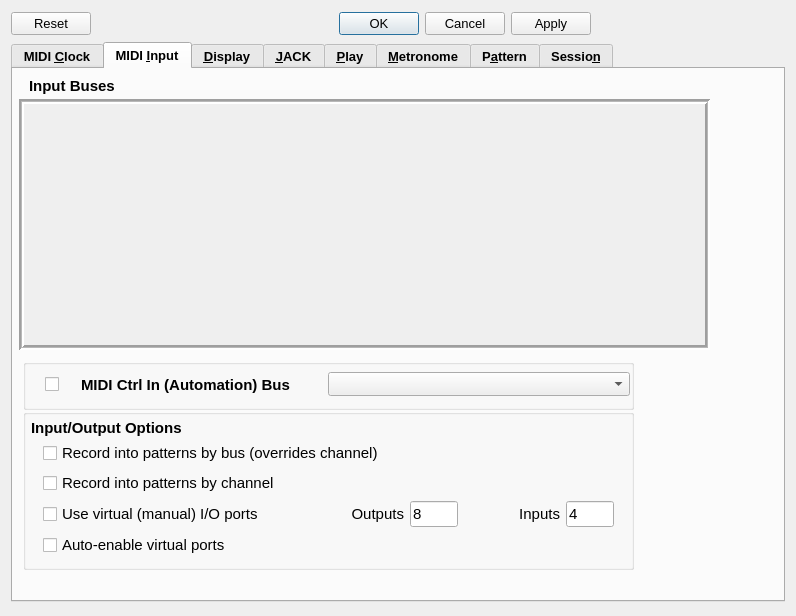
ahlstromcj/seq66, file seq_qt5/src/gui/qseditoptions.ui: the form before one commit.
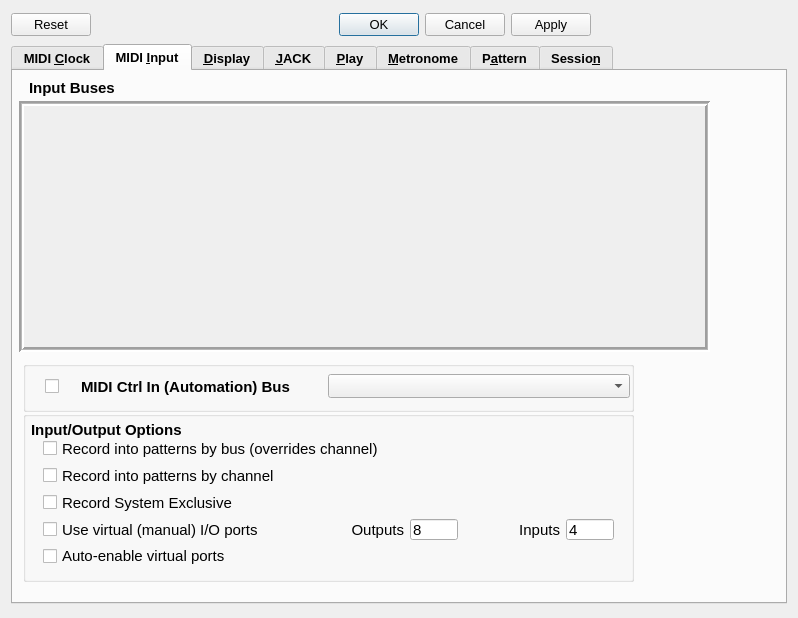
The form after the commit. The open tabs and pages were chosen to show the change.

Commit message: Fixups and documentation of ALSA virtual ports.

The edit to the form file:
```diff
--- a/seq_qt5/src/gui/qseditoptions.ui
+++ b/seq_qt5/src/gui/qseditoptions.ui
@@ -6,8 +6,8 @@
    <rect>
     <x>0</x>
     <y>0</y>
-    <width>796</width>
-    <height>616</height>
+    <width>798</width>
+    <height>618</height>
    </rect>
   </property>
   <property name="font">
@@ -627,7 +627,7 @@
          <x>10</x>
          <y>340</y>
          <width>611</width>
-         <height>161</height>
+         <height>171</height>
         </rect>
        </property>
        <property name="font">
@@ -670,29 +670,11 @@
           <x>20</x>
           <y>27</y>
           <width>571</width>
-          <height>121</height>
+          <height>128</height>
          </rect>
         </property>
         <layout class="QGridLayout" name="gridLayout_9">
-         <item row="2" column="0">
-          <widget class="QCheckBox" name="checkBoxVirtualPorts">
-           <property name="text">
-            <string>Use virtual (manual) I/O ports</string>
-           </property>
-          </widget>
-         </item>
-         <item row="0" column="0" colspan="3" alignment="Qt::AlignmentFlag::AlignBottom">
-          <widget class="QCheckBox" name="checkBoxRecordByBuss">
-           <property name="toolTip">
-            <string>If checked, incoming data routes to the pattern
-slot by channel number (0 to 15).</string>
-           </property>
-           <property name="text">
-            <string>Record into patterns by bus (overrides channel)</string>
-           </property>
-          </widget>
-         </item>
-         <item row="2" column="2">
+         <item row="3" column="2">
           <widget class="QLineEdit" name="lineEditOutputCount">
            <property name="maximumSize">
             <size>
@@ -714,7 +696,7 @@
            </property>
           </widget>
          </item>
-         <item row="2" column="1">
+         <item row="3" column="1">
           <widget class="QLabel" name="label_outputs">
            <property name="maximumSize">
             <size>
@@ -730,7 +712,7 @@
            </property>
           </widget>
          </item>
-         <item row="2" column="4">
+         <item row="3" column="4">
           <widget class="QLineEdit" name="lineEditInputCount">
            <property name="maximumSize">
             <size>
@@ -746,29 +728,13 @@
            </property>
           </widget>
          </item>
-         <item row="3" column="0" colspan="2">
+         <item row="4" column="0" colspan="2">
           <widget class="QCheckBox" name="checkBoxAutoEnableVirtual">
            <property name="text">
             <string>Auto-enable virtual ports</string>
            </property>
           </widget>
          </item>
-         <item row="2" column="3">
-          <widget class="QLabel" name="label_inputs">
-           <property name="maximumSize">
-            <size>
-             <width>96</width>
-             <height>16777215</height>
-            </size>
-           </property>
-           <property name="text">
-            <string>Inputs</string>
-           </property>
-           <property name="alignment">
-            <set>Qt::AlignmentFlag::AlignRight|Qt::AlignmentFlag::AlignTrailing|Qt::AlignmentFlag::AlignVCenter</set>
-           </property>
-          </widget>
-         </item>
          <item row="1" column="0" colspan="3">
           <widget class="QCheckBox" name="checkBoxRecordByChannel">
            <property name="toolTip">
@@ -781,6 +747,47 @@
            </property>
           </widget>
          </item>
+         <item row="0" column="0" colspan="3" alignment="Qt::AlignmentFlag::AlignBottom">
+          <widget class="QCheckBox" name="checkBoxRecordByBuss">
+           <property name="toolTip">
+            <string>If checked, incoming data routes to the pattern
+slot by channel number (0 to 15).</string>
+           </property>
+           <property name="text">
+            <string>Record into patterns by bus (overrides channel)</string>
+           </property>
+          </widget>
+         </item>
+         <item row="3" column="0">
+          <widget class="QCheckBox" name="checkBoxVirtualPorts">
+           <property name="text">
+            <string>Use virtual (manual) I/O ports</string>
+           </property>
+          </widget>
+         </item>
+         <item row="3" column="3">
+          <widget class="QLabel" name="label_inputs">
+           <property name="maximumSize">
+            <size>
+             <width>96</width>
+             <height>16777215</height>
+            </size>
+           </property>
+           <property name="text">
+            <string>Inputs</string>
+           </property>
+           <property name="alignment">
+            <set>Qt::AlignmentFlag::AlignRight|Qt::AlignmentFlag::AlignTrailing|Qt::AlignmentFlag::AlignVCenter</set>
+           </property>
+          </widget>
+         </item>
+         <item row="2" column="0">
+          <widget class="QCheckBox" name="checkBoxRecordSysEx">
+           <property name="text">
+            <string>Record System Exclusive</string>
+           </property>
+          </widget>
+         </item>
         </layout>
        </widget>
       </widget>
```
Left out of the diff: 16 changed lines with no effect on the pictures. The commit also changes 18 other files.
